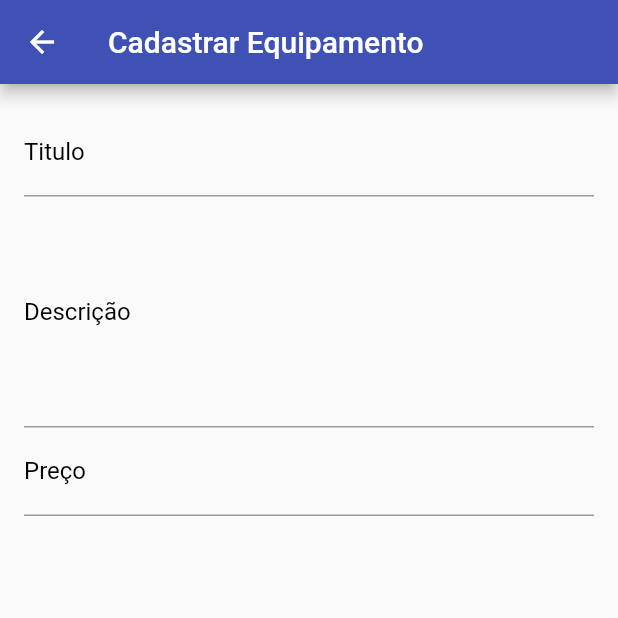
After one commit to AlanwMelo/ShareOn, a Flutter app: the Home screen opened directly, after a tap on "Anuncie Aqui!", on a phone screen of 412 x 824 dp, the top half of it. The commit adds this screen. Run offline on Flutter 3.47's test engine with Material 2 defaults, Android fonts, the phone set to English and light mode, and no system bars; our stand-ins replace cloud_firestore, firebase_auth; missing offline and left inert: bloc_pattern; accounts and stored records are empty; network calls fail.

Commit message:
atualizando, tela de cadastro em andamento

```diff
--- /dev/null
+++ b/lib/telas/cadastrar_equipamento.dart
@@ -0,0 +1,66 @@
+import 'package:aplicativo_shareon/utils/product_bloc.dart';
+import 'package:cloud_firestore/cloud_firestore.dart';
+import 'package:flutter/material.dart';
+
+class ProductScreen extends StatefulWidget {
+
+  final ProductBloc _productBloc;
+
+
+  ProductScreen() : _productBloc = ProductBloc();
+
+  @override
+  _ProductScreenState createState() => _ProductScreenState();
+}
+
+class _ProductScreenState extends State<ProductScreen> {
+  @override
+  Widget build(BuildContext context) {
+
+    final _fieldStyle = TextStyle(
+      color: Colors.black,
+      fontSize: 16
+    );
+
+    InputDecoration _buildDecoration(String label){
+      return InputDecoration(
+        labelText: label,
+        labelStyle: TextStyle(color: Colors.black)
+      );
+    }
+
+
+    return Scaffold(
+      appBar: AppBar(
+        title: Text("Cadastrar Equipamento"),
+      ),
+      body: Form(
+        child: ListView(
+          padding: EdgeInsets.all(16),
+          children: <Widget>[
+            TextFormField(
+              style: _fieldStyle,
+              decoration: _buildDecoration("Titulo"),
+              onSaved: (t){},
+              validator: (t){},
+            ),
+            TextFormField(
+              maxLines: 6,
+              style: _fieldStyle,
+              decoration: _buildDecoration("Descrição"),
+              onSaved: (t){},
+              validator: (t){},
+            ),
+            TextFormField(
+              keyboardType: TextInputType.numberWithOptions(decimal: true),
+              style: _fieldStyle,
+              decoration: _buildDecoration("Preço"),
+              onSaved: (t){},
+              validator: (t){},
+            ),
+          ],
+        ),
+      ),
+    );
+  }
+}
--- a/lib/telas/home.dart
+++ b/lib/telas/home.dart
@@ -1,4 +1,5 @@
 
+import 'package:aplicativo_shareon/models/usuario_model.dart';
 import 'package:aplicativo_shareon/telas/tela_chat.dart';
 import 'package:aplicativo_shareon/telas/tela_dicas.dart';
 import 'package:aplicativo_shareon/telas/tela_faq.dart';
@@ -11,6 +12,8 @@ import 'package:aplicativo_shareon/telas/tela_suporte.dart';
 import 'package:aplicativo_shareon/utils/shareon_appbar.dart';
 import 'package:flutter/cupertino.dart';
 import 'package:flutter/material.dart';
+import 'package:scoped_model/scoped_model.dart';
+import 'package:aplicativo_shareon/utils/floatbutton.dart';
 
 import 'meu_perfil.dart';
 
@@ -28,6 +31,8 @@ class _HomeState extends State<Home> {
       drawer: _Drawer(),
       appBar: shareon_appbar(),
       body: homeController(),
+      floatingActionButton: FloatButton(),
+      floatingActionButtonLocation: FloatingActionButtonLocation.centerFloat,
     );
   }
 
@@ -340,7 +345,7 @@ _img() {
     ),
     child: Container(
       child: Image.network(
-        "https://graph.facebook.com/2245836778831674/picture?type=large",
+        "https://cdn4.iconfinder.com/data/icons/instagram-ui-twotone/48/Paul-18-512.png",
         fit: BoxFit.cover,
       ),
     ),
@@ -348,23 +353,32 @@ _img() {
 }
 
 _textnome() {
+  return ScopedModelDescendant<UserModel>(
+    builder: (context, child, model){
       return Text(
-    "Alan Willian",
+        model.isLoggedIn() ? model.userData["nome"] : model.userData["nome"],
         style: TextStyle(
           color: Colors.white,
           fontSize: 25,
           fontWeight: FontWeight.bold,
         ),
       );
+    },
+  );
 }
 
 _textemail() {
+  return ScopedModelDescendant<UserModel>(
+    builder: (context, child, model){
       return Text(
-    "amelo967@gmail.com",
+        model.isLoggedIn() ? model.userData["email"] : model.userData["email"],
         style: TextStyle(
           color: Colors.white,
+          fontSize: 25,
           fontWeight: FontWeight.bold,
         ),
+      );
+    },
   );
 }
 
--- a/lib/telas/meu_perfil.dart
+++ b/lib/telas/meu_perfil.dart
@@ -1,8 +1,8 @@
-
-
+import 'package:aplicativo_shareon/models/usuario_model.dart';
 import 'package:aplicativo_shareon/utils/shareon_appbar.dart';
 import 'package:flutter/cupertino.dart';
 import 'package:flutter/material.dart';
+import 'package:scoped_model/scoped_model.dart';
 
 class MeuPerfil extends StatefulWidget {
   @override
@@ -41,12 +41,14 @@ class _MeuPerfilState extends State<MeuPerfil> {
                       ],
                     ),
                     Container (
+
                       height: 200,
                       child: _img(),
                     ),
+
                     Container(
                       margin: EdgeInsets.only(top: 16),
-                    child: _text("Jessica Alice martins", Titulo: true),
+                      child: _text("Jessica Alice", Titulo: true),
                     ),
                     Container(
                       margin: EdgeInsets.only(top: 16),
@@ -97,7 +99,7 @@ _img() {
     ),
     child: Container(
       child: Image.network(
-        "https://avatars2.githubusercontent.com/u/49197693?s=400&v=4",
+        "https://cdn4.iconfinder.com/data/icons/instagram-ui-twotone/48/Paul-18-512.png",
         fit: BoxFit.cover,
       ),
     ),
--- a/lib/telas/tela_CadastroUsuario.dart
+++ b/lib/telas/tela_CadastroUsuario.dart
@@ -1,5 +1,7 @@
 import 'dart:async';
 import 'package:aplicativo_shareon/models/usuario_model.dart';
+import 'package:aplicativo_shareon/telas/home.dart';
+import 'package:aplicativo_shareon/telas/tela_main.dart';
 import 'package:flutter/material.dart';
 import 'package:scoped_model/scoped_model.dart';
 
@@ -143,7 +145,9 @@ class _CadastroUsuarioState extends State<CadastroUsuario> {
         )
     );
     Future.delayed(Duration(seconds: 2)).then((_){
-      Navigator.of(context).pop();
+      Navigator.of(context).pushReplacement(
+          MaterialPageRoute(builder: (context)=>Home())
+      );
     });
   }
 
--- /dev/null
+++ b/lib/utils/floatbutton.dart
@@ -0,0 +1,34 @@
+import 'package:aplicativo_shareon/telas/cadastrar_equipamento.dart';
+import 'package:flutter/cupertino.dart';
+import 'package:flutter/material.dart';
+
+class FloatButton extends StatelessWidget {
+  @override
+  Widget build(BuildContext context) {
+    return Container(
+      child: InkWell(
+        onTap: (){
+          Navigator.of(context).push(
+            MaterialPageRoute(builder: (context) => ProductScreen())
+          );
+        },
+        child: Container(
+          width: 160,
+          height: 60,
+          decoration: BoxDecoration(
+            color: Colors.indigo,
+                borderRadius: BorderRadius.circular(40)
+          ),
+        child: Row(
+          mainAxisAlignment: MainAxisAlignment.center,
+          children: <Widget>[
+            Icon(Icons.camera_alt, color: Colors.white,),
+            SizedBox(width: 7,),
+            Text("Anuncie Aqui!", style: TextStyle(color: Colors.white),)
+          ],
+        ),
+        ),
+      ),
+    );
+  }
+}
--- /dev/null
+++ b/lib/utils/product_bloc.dart
@@ -0,0 +1,10 @@
+import 'package:bloc_pattern/bloc_pattern.dart';
+
+class ProductBloc extends BlocBase{
+  @override
+  void dispose() {
+
+  }
+
+
+}
```
Also changed, not shown: lib/models/usuario_model.dart (+39 -7 lines), lib/telas/tela_login.dart (+55 -15 lines), pubspec.yaml (+8 -0 lines), pubspec.lock, 3 other files. Lines whose indentation alone changed are shown as unchanged.
